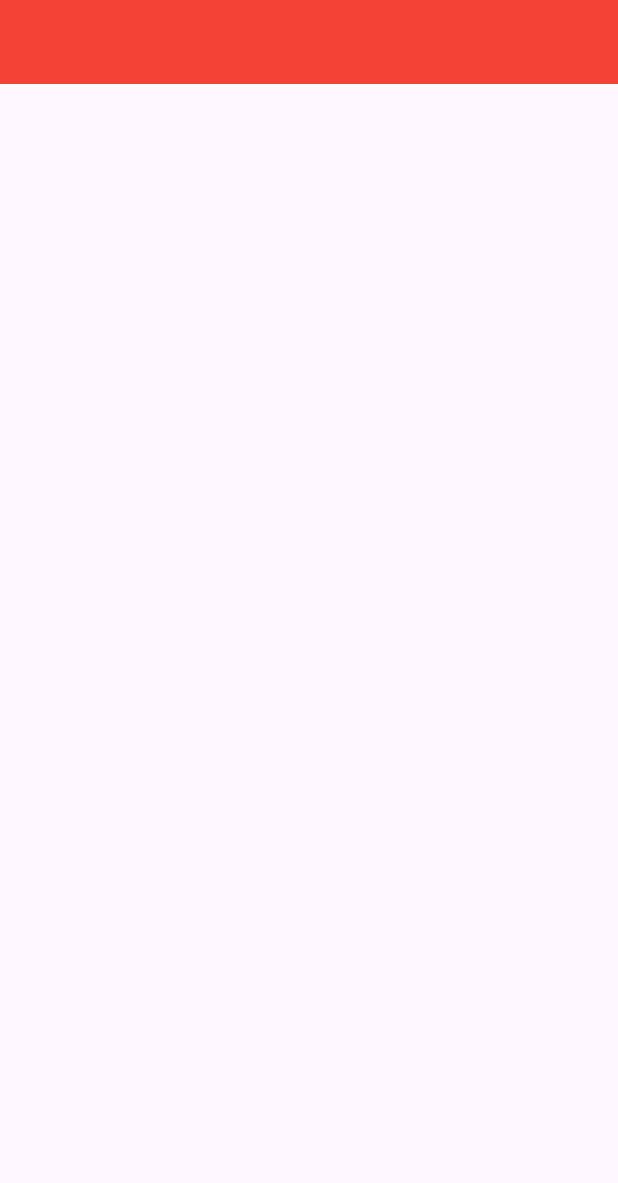
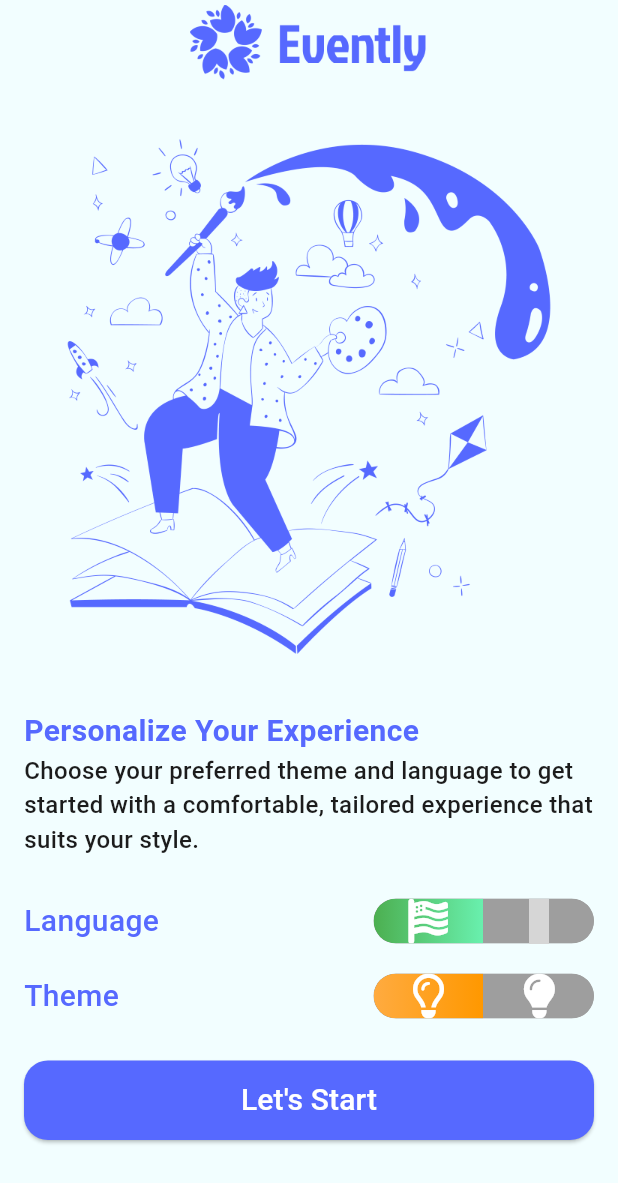
Before and after one commit to CodeWithYoussef/todo_app, a Flutter app: the screen it shows after launch, on a phone screen of 412 x 824 dp. Shown: the top 1183 px of the screen. Run offline on Flutter 3.47's test engine with Material 3 defaults, Android fonts, the phone set to English and light mode, and no system bars; drawn by our look-alikes of toggle_switch; our stand-ins replace font_awesome_flutter, material_design_icons_flutter; grey boxes are pictures that could not be loaded.

Commit message:
ui first screen

```diff
--- a/lib/introduction/introduction_screen.dart
+++ b/lib/introduction/introduction_screen.dart
@@ -1,4 +1,7 @@
   import 'package:flutter/material.dart';
+import 'package:font_awesome_flutter/font_awesome_flutter.dart';
+import 'package:material_design_icons_flutter/material_design_icons_flutter.dart';
+import 'package:toggle_switch/toggle_switch.dart';
 
   class IntroductionScreen extends StatelessWidget {
     static const String routeName = "/";
@@ -9,8 +12,162 @@ class IntroductionScreen extends StatelessWidget {
     Widget build(BuildContext context) {
       return Scaffold(
         appBar: AppBar(
-        backgroundColor: Colors.red,
+          title: Image.asset(
+            "assets/pictures/logo.png",
+            width: 159,
+            height: 50,
+          ),
+        ),
+        body: Padding(
+          padding: const EdgeInsets.symmetric(horizontal: 16),
+          child: Column(
+            crossAxisAlignment: CrossAxisAlignment.stretch,
+            children: [
+              ///sized box
+              SizedBox(
+                height: 28,
+              ),
+              ///logo header
+              Image.asset(
+                "assets/pictures/logo header.png",
+                width: double.infinity,
+                height: 361,
+              ),
+              ///sized box
+              SizedBox(
+                height: 28,
+              ),
 
+              ///Personalize Your Experience
+              Row(
+                children: [
+                  Text(
+                    "Personalize Your Experience",
+                    style: TextStyle(
+                      color: Color(0xff5669FF),
+                      fontWeight: FontWeight.w700,
+                      fontSize: 20,
+                    ),
+                  ),
+                ],
+              ),
+
+              ///Choose your preferred theme
+              Text(
+                "Choose your preferred theme and language to get started with a comfortable, tailored experience that suits your style.",
+                style: TextStyle(
+                  color: Color(0xff1C1C1C),
+                  fontWeight: FontWeight.w500,
+                  fontSize: 16,
+                ),
+              ),
+
+              ///sized box
+              SizedBox(
+                height: 28,
+              ),
+
+              ///Language
+              Row(
+                mainAxisAlignment: MainAxisAlignment.spaceBetween,
+                children: [
+                  Text(
+                    "Language",
+                    style: TextStyle(
+                        fontSize: 20,
+                        fontWeight: FontWeight.w500,
+                        color: Color(0xff5669FF)),
+                  ),
+                  ToggleSwitch(
+                    minWidth: 73.0,
+                    minHeight: 30.0,
+                    initialLabelIndex: 0,
+                    cornerRadius: 20.0,
+                    activeFgColor: Colors.white,
+                    inactiveBgColor: Colors.grey,
+                    inactiveFgColor: Colors.white,
+                    totalSwitches: 2,
+                    icons: [
+                      FontAwesomeIcons.flagUsa,
+                      MdiIcons.abjadArabic,
+                    ],
+                    iconSize: 30.0,
+                    activeBgColors: [[Colors.green, Colors.greenAccent], [Colors.red, Colors.redAccent]],
+                    animate: true, // with just animate set to true, default curve = Curves.easeIn
+                    curve: Curves.bounceInOut, // animate must be set to true when using custom curve
+                    onToggle: (index) {
+                      print('switched to: $index');
+                    },
+                  ),
+                ],
+              ),
+
+              ///sized box
+              SizedBox(
+                height: 20,
+              ),
+
+              ///theme
+              Row(
+                mainAxisAlignment: MainAxisAlignment.spaceBetween,
+                children: [
+                  Text(
+                    "Theme",
+                    style: TextStyle(
+                        fontSize: 20,
+                        fontWeight: FontWeight.w500,
+                        color: Color(0xff5669FF)),
+                  ),
+                  ToggleSwitch(
+                    minWidth: 73.0,
+                    minHeight: 30.0,
+                    initialLabelIndex: 0,
+                    cornerRadius: 20.0,
+                    activeFgColor: Colors.white,
+                    inactiveBgColor: Colors.grey,
+                    inactiveFgColor: Colors.white,
+                    totalSwitches: 2,
+                    icons: [
+                      FontAwesomeIcons.lightbulb,
+                      FontAwesomeIcons.solidLightbulb,
+                    ],
+                    iconSize: 30.0,
+                    activeBgColors: [[Colors.orangeAccent, Colors.orange], [Colors.cyan, Colors.cyanAccent]],
+                    animate: true, // with just animate set to true, default curve = Curves.easeIn
+                    curve: Curves.bounceInOut, // animate must be set to true when using custom curve
+                    onToggle: (index) {
+                      print('switched to: $index');
+                    },
+                  ),
+                ],
+              ),
+
+              ///sized box
+              SizedBox(
+                height: 28,
+              ),
+
+              ///button
+              ElevatedButton(
+                onPressed: () {},
+                child: Text(
+                  "Let's Start",
+                  style: TextStyle(
+                    color: Colors.white,
+                    fontSize: 20,
+                    fontWeight: FontWeight.w500,
+                  ),
+                ),
+                style: ElevatedButton.styleFrom(
+                  padding: EdgeInsets.symmetric(vertical: 12),
+                  backgroundColor: Color(0xff5669FF),
+                  shape: RoundedRectangleBorder(
+                    borderRadius: BorderRadius.circular(16),
+                  )
+                ),
+              ),
+            ],
+          ),
         ),
       );
     }
--- a/lib/main.dart
+++ b/lib/main.dart
@@ -1,3 +1,6 @@
+import 'package:event_app/theme/dark_theme.dart';
+import 'package:event_app/theme/light_theme.dart';
+import 'package:event_app/theme/theme.dart';
 import 'package:flutter/material.dart';
 
 import 'introduction/introduction_screen.dart';
@@ -11,7 +14,12 @@ class MyApp extends StatelessWidget {
 
   @override
   Widget build(BuildContext context) {
+    BaseTheme lightTheme = LightTheme();
+    BaseTheme darkTheme = DarkTheme();
     return MaterialApp(
+      theme: lightTheme.themeData,
+      darkTheme: darkTheme.themeData,
+      themeMode: ThemeMode.light,
       debugShowCheckedModeBanner: false,
       routes: {
         IntroductionScreen.routeName: (context) => IntroductionScreen(),
--- /dev/null
+++ b/lib/theme/dark_theme.dart
@@ -0,0 +1,35 @@
+import 'dart:ui';
+
+import 'package:event_app/theme/theme.dart';
+import 'package:flutter/material.dart';
+import 'package:flutter/src/material/theme_data.dart';
+
+class DarkTheme extends BaseTheme {
+  @override
+  Color get backgroundColor => Color(0xff101127);
+
+  @override
+  Color get primaryColor => Color(0xff5669FF);
+
+  @override
+  Color get secondaryColor => Color(0xffF4EBDC);
+
+  @override
+  ThemeData get themeData => ThemeData(
+    primaryColor: primaryColor,
+    scaffoldBackgroundColor: backgroundColor,
+    secondaryHeaderColor: secondaryColor,
+    appBarTheme: AppBarTheme(
+      centerTitle: true,
+      backgroundColor: backgroundColor,
+    ),
+    bottomNavigationBarTheme: BottomNavigationBarThemeData(
+      backgroundColor: backgroundColor,
+      showUnselectedLabels: true,
+      showSelectedLabels: true,
+      selectedItemColor: Colors.white,
+      unselectedItemColor: Colors.white,
+    ),
+    textTheme: TextTheme(),
+  );
+}
--- /dev/null
+++ b/lib/theme/light_theme.dart
@@ -0,0 +1,34 @@
+import 'dart:ui';
+import 'package:event_app/theme/theme.dart';
+import 'package:flutter/material.dart';
+import 'package:flutter/src/material/theme_data.dart';
+
+class LightTheme extends BaseTheme {
+  @override
+  Color get backgroundColor => Color(0xffF2FEFF);
+
+  @override
+  Color get primaryColor => Color(0xff5669FF);
+
+  @override
+  Color get secondaryColor => Color(0xff1C1C1C);
+
+  @override
+  ThemeData get themeData => ThemeData(
+        primaryColor: primaryColor,
+        scaffoldBackgroundColor: backgroundColor,
+        secondaryHeaderColor: secondaryColor,
+        appBarTheme: AppBarTheme(
+          centerTitle: true,
+          backgroundColor: backgroundColor,
+        ),
+        bottomNavigationBarTheme: BottomNavigationBarThemeData(
+          backgroundColor: primaryColor,
+          showUnselectedLabels: true,
+          showSelectedLabels: true,
+          selectedItemColor: Colors.white,
+          unselectedItemColor: Colors.white,
+        ),
+        textTheme: TextTheme(),
+      );
+}
--- /dev/null
+++ b/lib/theme/theme.dart
@@ -0,0 +1,11 @@
+import 'package:flutter/material.dart';
+
+abstract class BaseTheme {
+  Color get primaryColor;
+
+  Color get backgroundColor;
+
+  Color get secondaryColor;
+
+  ThemeData get themeData;
+}
--- a/pubspec.yaml
+++ b/pubspec.yaml
@@ -32,9 +32,13 @@ dependencies:
     sdk: flutter
 
 
+
   # The following adds the Cupertino Icons font to your application.
   # Use with the CupertinoIcons class for iOS style icons.
   cupertino_icons: ^1.0.8
+  toggle_switch: ^2.3.0
+  font_awesome_flutter: ^10.8.0
+  material_design_icons_flutter: ^7.0.7296
 
 dev_dependencies:
   flutter_test:
@@ -62,6 +66,8 @@ flutter:
   # assets:
   #   - images/a_dot_burr.jpeg
   #   - images/a_dot_ham.jpeg
+  assets:
+    -  assets/pictures/
 
   # An image asset can refer to one or more resolution-specific "variants", see
   # https://flutter.dev/to/resolution-aware-images
```
Also changed, not shown: assets/pictures/logo header.png (added), assets/pictures/logo.png (added), pubspec.lock. Lines whose indentation alone changed are shown as unchanged.
